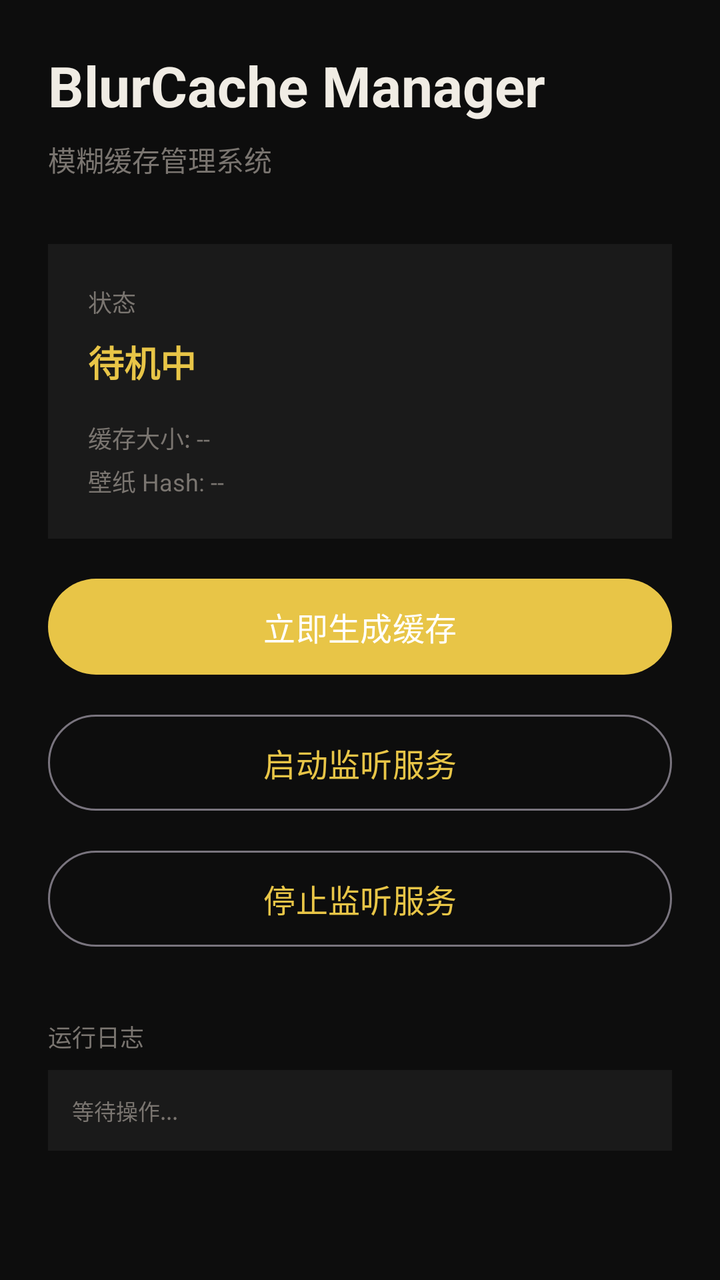
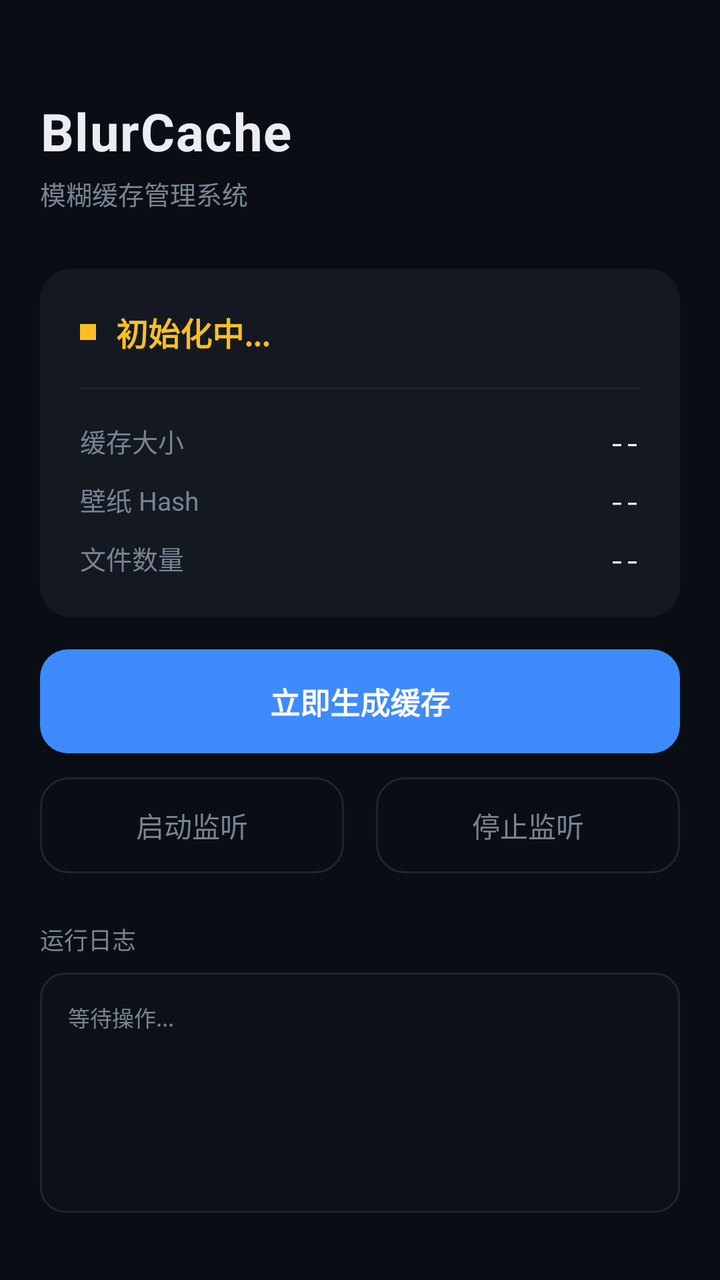

The first picture is an Android layout as it rendered before a commit; the second is the same layout after the commit. The layout source and the unified diff follow.
<!-- AndroidManifest.xml: application theme AppTheme -->
<!-- res/layout/activity_main.xml -->
<?xml version="1.0" encoding="utf-8"?>
<ScrollView xmlns:android="http://schemas.android.com/apk/res/android" android:layout_width="match_parent" android:layout_height="match_parent" android:background="@color/bg_dark" android:padding="24dp">
    <LinearLayout android:layout_width="match_parent" android:layout_height="wrap_content" android:orientation="vertical">
        <TextView android:layout_width="wrap_content" android:layout_height="wrap_content" android:text="BlurCache Manager" android:textSize="28sp" android:textColor="@color/text_primary" android:textStyle="bold" android:layout_marginBottom="8dp" />
        <TextView android:layout_width="wrap_content" android:layout_height="wrap_content" android:text="模糊缓存管理系统" android:textSize="14sp" android:textColor="@color/text_muted" android:layout_marginBottom="32dp" />
        <LinearLayout android:layout_width="match_parent" android:layout_height="wrap_content" android:orientation="vertical" android:background="@color/surface_dark" android:padding="20dp" android:layout_marginBottom="16dp">
            <TextView android:layout_width="wrap_content" android:layout_height="wrap_content" android:text="状态" android:textSize="12sp" android:textColor="@color/text_muted" android:layout_marginBottom="8dp" />
            <TextView android:id="@+id/tv_status" android:layout_width="wrap_content" android:layout_height="wrap_content" android:text="待机中" android:textSize="18sp" android:textColor="@color/accent" android:textStyle="bold" android:layout_marginBottom="16dp" />
            <TextView android:id="@+id/tv_cache_size" android:layout_width="wrap_content" android:layout_height="wrap_content" android:text="缓存大小: --" android:textSize="12sp" android:textColor="@color/text_muted" android:layout_marginBottom="4dp" />
            <TextView android:id="@+id/tv_wallpaper_hash" android:layout_width="wrap_content" android:layout_height="wrap_content" android:text="壁纸 Hash: --" android:textSize="12sp" android:textColor="@color/text_muted" />
        </LinearLayout>
        <com.google.android.material.button.MaterialButton android:id="@+id/btn_generate" android:layout_width="match_parent" android:layout_height="56dp" android:text="立即生成缓存" android:textSize="16sp" android:layout_marginBottom="12dp" />
        <com.google.android.material.button.MaterialButton android:id="@+id/btn_start_service" style="@style/Widget.Material3.Button.OutlinedButton" android:layout_width="match_parent" android:layout_height="56dp" android:text="启动监听服务" android:textSize="16sp" android:layout_marginBottom="12dp" />
        <com.google.android.material.button.MaterialButton android:id="@+id/btn_stop_service" style="@style/Widget.Material3.Button.OutlinedButton" android:layout_width="match_parent" android:layout_height="56dp" android:text="停止监听服务" android:textSize="16sp" android:layout_marginBottom="32dp" />
        <TextView android:layout_width="wrap_content" android:layout_height="wrap_content" android:text="运行日志" android:textSize="12sp" android:textColor="@color/text_muted" android:layout_marginBottom="8dp" />
        <TextView android:id="@+id/tv_log" android:layout_width="match_parent" android:layout_height="wrap_content" android:text="等待操作..." android:textSize="11sp" android:textColor="@color/text_muted" android:fontFamily="monospace" android:lineSpacingExtra="4dp" android:background="@color/surface_dark" android:padding="12dp" />
    </LinearLayout>
</ScrollView>
<!-- resources referenced by this layout -->
<resources>
  <color name="accent">#FFE8C547</color>
  <color name="bg_dark">#FF0D0D0D</color>
  <color name="surface_dark">#FF1A1A1A</color>
  <color name="text_muted">#FF7A7570</color>
  <color name="text_primary">#FFF0ECE4</color>
  <style name="AppTheme" parent="Theme.Material3.DayNight.NoActionBar">
          <item name="colorPrimary">@color/accent</item>
          <item name="android:statusBarColor">@color/bg_dark</item>
          <item name="android:navigationBarColor">@color/bg_dark</item>
      </style>
</resources>

<!-- the commit's change to res/layout/activity_main.xml (unified diff, before → after) -->
@@ -1,18 +1,219 @@
 <?xml version="1.0" encoding="utf-8"?>
-<ScrollView xmlns:android="http://schemas.android.com/apk/res/android" android:layout_width="match_parent" android:layout_height="match_parent" android:background="@color/bg_dark" android:padding="24dp">
-    <LinearLayout android:layout_width="match_parent" android:layout_height="wrap_content" android:orientation="vertical">
-        <TextView android:layout_width="wrap_content" android:layout_height="wrap_content" android:text="BlurCache Manager" android:textSize="28sp" android:textColor="@color/text_primary" android:textStyle="bold" android:layout_marginBottom="8dp" />
-        <TextView android:layout_width="wrap_content" android:layout_height="wrap_content" android:text="模糊缓存管理系统" android:textSize="14sp" android:textColor="@color/text_muted" android:layout_marginBottom="32dp" />
-        <LinearLayout android:layout_width="match_parent" android:layout_height="wrap_content" android:orientation="vertical" android:background="@color/surface_dark" android:padding="20dp" android:layout_marginBottom="16dp">
-            <TextView android:layout_width="wrap_content" android:layout_height="wrap_content" android:text="状态" android:textSize="12sp" android:textColor="@color/text_muted" android:layout_marginBottom="8dp" />
-            <TextView android:id="@+id/tv_status" android:layout_width="wrap_content" android:layout_height="wrap_content" android:text="待机中" android:textSize="18sp" android:textColor="@color/accent" android:textStyle="bold" android:layout_marginBottom="16dp" />
-            <TextView android:id="@+id/tv_cache_size" android:layout_width="wrap_content" android:layout_height="wrap_content" android:text="缓存大小: --" android:textSize="12sp" android:textColor="@color/text_muted" android:layout_marginBottom="4dp" />
-            <TextView android:id="@+id/tv_wallpaper_hash" android:layout_width="wrap_content" android:layout_height="wrap_content" android:text="壁纸 Hash: --" android:textSize="12sp" android:textColor="@color/text_muted" />
+<ScrollView xmlns:android="http://schemas.android.com/apk/res/android"
+    android:layout_width="match_parent"
+    android:layout_height="match_parent"
+    android:background="@color/bg_primary"
+    android:fillViewport="true"
+    android:overScrollMode="never">
+
+    <LinearLayout
+        android:layout_width="match_parent"
+        android:layout_height="wrap_content"
+        android:orientation="vertical"
+        android:paddingHorizontal="20dp"
+        android:paddingTop="48dp"
+        android:paddingBottom="24dp">
+
+        
+        <TextView
+            android:layout_width="wrap_content"
+            android:layout_height="wrap_content"
+            android:text="BlurCache"
+            android:textSize="26sp"
+            android:textColor="@color/text_primary"
+            android:textStyle="bold"
+            android:letterSpacing="0.02"
+            android:layout_marginBottom="4dp"/>
+
+        <TextView
+            android:layout_width="wrap_content"
+            android:layout_height="wrap_content"
+            android:text="模糊缓存管理系统"
+            android:textSize="13sp"
+            android:textColor="@color/text_secondary"
+            android:layout_marginBottom="28dp"/>
+
+        
+        <LinearLayout
+            android:layout_width="match_parent"
+            android:layout_height="wrap_content"
+            android:orientation="vertical"
+            android:background="@drawable/bg_card"
+            android:padding="20dp"
+            android:layout_marginBottom="16dp">
+
+            
+            <LinearLayout
+                android:layout_width="match_parent"
+                android:layout_height="wrap_content"
+                android:orientation="horizontal"
+                android:gravity="center_vertical"
+                android:layout_marginBottom="16dp">
+
+                <View
+                    android:id="@+id/status_dot"
+                    android:layout_width="8dp"
+                    android:layout_height="8dp"
+                    android:background="@color/status_warning"
+                    android:layout_marginEnd="10dp"/>
+
+                <TextView
+                    android:id="@+id/tv_status"
+                    android:layout_width="0dp"
+                    android:layout_height="wrap_content"
+                    android:layout_weight="1"
+                    android:text="初始化中..."
+                    android:textSize="16sp"
+                    android:textColor="@color/status_warning"
+                    android:textStyle="bold"/>
+            </LinearLayout>
+
+            
+            <View
+                android:layout_width="match_parent"
+                android:layout_height="1dp"
+                android:background="@color/divider"
+                android:layout_marginBottom="16dp"/>
+
+            
+            <LinearLayout
+                android:layout_width="match_parent"
+                android:layout_height="wrap_content"
+                android:orientation="horizontal"
+                android:layout_marginBottom="10dp">
+                <TextView
+                    android:layout_width="0dp"
+                    android:layout_height="wrap_content"
+                    android:layout_weight="1"
+                    android:text="缓存大小"
+                    android:textSize="13sp"
+                    android:textColor="@color/text_secondary"/>
+                <TextView
+                    android:id="@+id/tv_cache_size"
+                    android:layout_width="wrap_content"
+                    android:layout_height="wrap_content"
+                    android:text="--"
+                    android:textSize="13sp"
+                    android:textColor="@color/text_primary"
+                    android:fontFamily="monospace"/>
+            </LinearLayout>
+
+            <LinearLayout
+                android:layout_width="match_parent"
+                android:layout_height="wrap_content"
+                android:orientation="horizontal"
+                android:layout_marginBottom="10dp">
+                <TextView
+                    android:layout_width="0dp"
+                    android:layout_height="wrap_content"
+                    android:layout_weight="1"
+                    android:text="壁纸 Hash"
+                    android:textSize="13sp"
+                    android:textColor="@color/text_secondary"/>
+                <TextView
+                    android:id="@+id/tv_wallpaper_hash"
+                    android:layout_width="wrap_content"
+                    android:layout_height="wrap_content"
+                    android:text="--"
+                    android:textSize="13sp"
+                    android:textColor="@color/text_primary"
+                    android:fontFamily="monospace"/>
+            </LinearLayout>
+
+            <LinearLayout
+                android:layout_width="match_parent"
+                android:layout_height="wrap_content"
+                android:orientation="horizontal">
+                <TextView
+                    android:layout_width="0dp"
+                    android:layout_height="wrap_content"
+                    android:layout_weight="1"
+                    android:text="文件数量"
+                    android:textSize="13sp"
+                    android:textColor="@color/text_secondary"/>
+                <TextView
+                    android:id="@+id/tv_file_count"
+                    android:layout_width="wrap_content"
+                    android:layout_height="wrap_content"
+                    android:text="--"
+                    android:textSize="13sp"
+                    android:textColor="@color/text_primary"
+                    android:fontFamily="monospace"/>
+            </LinearLayout>
         </LinearLayout>
-        <com.google.android.material.button.MaterialButton android:id="@+id/btn_generate" android:layout_width="match_parent" android:layout_height="56dp" android:text="立即生成缓存" android:textSize="16sp" android:layout_marginBottom="12dp" />
-        <com.google.android.material.button.MaterialButton android:id="@+id/btn_start_service" style="@style/Widget.Material3.Button.OutlinedButton" android:layout_width="match_parent" android:layout_height="56dp" android:text="启动监听服务" android:textSize="16sp" android:layout_marginBottom="12dp" />
-        <com.google.android.material.button.MaterialButton android:id="@+id/btn_stop_service" style="@style/Widget.Material3.Button.OutlinedButton" android:layout_width="match_parent" android:layout_height="56dp" android:text="停止监听服务" android:textSize="16sp" android:layout_marginBottom="32dp" />
-        <TextView android:layout_width="wrap_content" android:layout_height="wrap_content" android:text="运行日志" android:textSize="12sp" android:textColor="@color/text_muted" android:layout_marginBottom="8dp" />
-        <TextView android:id="@+id/tv_log" android:layout_width="match_parent" android:layout_height="wrap_content" android:text="等待操作..." android:textSize="11sp" android:textColor="@color/text_muted" android:fontFamily="monospace" android:lineSpacingExtra="4dp" android:background="@color/surface_dark" android:padding="12dp" />
+
+        
+        <TextView
+            android:id="@+id/btn_generate"
+            android:layout_width="match_parent"
+            android:layout_height="52dp"
+            android:background="@drawable/bg_button_primary"
+            android:gravity="center"
+            android:text="立即生成缓存"
+            android:textSize="15sp"
+            android:textColor="#FFFFFFFF"
+            android:textStyle="bold"
+            android:clickable="true"
+            android:focusable="true"
+            android:layout_marginBottom="12dp"/>
+
+        
+        <LinearLayout
+            android:layout_width="match_parent"
+            android:layout_height="wrap_content"
+            android:orientation="horizontal"
+            android:layout_marginBottom="24dp">
+
+            <TextView
+                android:id="@+id/btn_start_service"
+                android:layout_width="0dp"
+                android:layout_height="48dp"
+                android:layout_weight="1"
+                android:background="@drawable/bg_button_outline"
+                android:gravity="center"
+                android:text="启动监听"
+                android:textSize="14sp"
+                android:textColor="@color/text_secondary"
+                android:clickable="true"
+                android:focusable="true"
+                android:layout_marginEnd="8dp"/>
+
+            <TextView
+                android:id="@+id/btn_stop_service"
+                android:layout_width="0dp"
+                android:layout_height="48dp"
+                android:layout_weight="1"
+                android:background="@drawable/bg_button_outline"
+                android:gravity="center"
+                android:text="停止监听"
+                android:textSize="14sp"
+                android:textColor="@color/text_secondary"
+                android:clickable="true"
+                android:focusable="true"
+                android:layout_marginStart="8dp"/>
+        </LinearLayout>
+
+        
+        <TextView
+            android:layout_width="wrap_content"
+            android:layout_height="wrap_content"
+            android:text="运行日志"
+            android:textSize="12sp"
+            android:textColor="@color/text_secondary"
+            android:layout_marginBottom="8dp"/>
+
+        <TextView
+            android:id="@+id/tv_log"
+            android:layout_width="match_parent"
+            android:layout_height="wrap_content"
+            android:minHeight="120dp"
+            android:background="@drawable/bg_log"
+            android:padding="14dp"
+            android:text="等待操作..."
+            android:textSize="11sp"
+            android:textColor="@color/text_secondary"
+            android:fontFamily="monospace"
+            android:lineSpacingExtra="3dp"/>
+
     </LinearLayout>
 </ScrollView>
<!-- resource entries referenced after the edit -->
@@ -1,14 +1,52 @@
 <!-- resources referenced by this layout -->
 <resources>
-  <color name="accent">#FFE8C547</color>
-  <color name="bg_dark">#FF0D0D0D</color>
-  <color name="surface_dark">#FF1A1A1A</color>
-  <color name="text_muted">#FF7A7570</color>
-  <color name="text_primary">#FFF0ECE4</color>
+  <color name="bg_primary">#FF0A0E14</color>
+  <color name="divider">#FF1E2530</color>
+  <color name="status_warning">#FFFBBF24</color>
+  <color name="text_primary">#FFEAEEF3</color>
+  <color name="text_secondary">#FF788494</color>
+  <!-- drawable bg_button_outline (drawable) -->
+  <?xml version="1.0" encoding="utf-8"?>
+  <ripple xmlns:android="http://schemas.android.com/apk/res/android" android:color="#22FFFFFF">
+      <item>
+          <shape>
+              <stroke android:width="1dp" android:color="@color/divider"/>
+              <solid android:color="#00000000"/>
+              <corners android:radius="14dp"/>
+          </shape>
+      </item>
+  </ripple>
+  <!-- drawable bg_button_primary (drawable) -->
+  <?xml version="1.0" encoding="utf-8"?>
+  <ripple xmlns:android="http://schemas.android.com/apk/res/android" android:color="#33FFFFFF">
+      <item>
+          <shape>
+              <solid android:color="@color/accent_blue"/>
+              <corners android:radius="14dp"/>
+          </shape>
+      </item>
+  </ripple>
+  <!-- drawable bg_card (drawable) -->
+  <?xml version="1.0" encoding="utf-8"?>
+  <shape xmlns:android="http://schemas.android.com/apk/res/android">
+      <solid android:color="@color/bg_surface"/>
+      <corners android:radius="16dp"/>
+  </shape>
+  <!-- drawable bg_log (drawable) -->
+  <?xml version="1.0" encoding="utf-8"?>
+  <shape xmlns:android="http://schemas.android.com/apk/res/android">
+      <solid android:color="#FF0D1117"/>
+      <corners android:radius="12dp"/>
+      <stroke android:width="1dp" android:color="@color/divider"/>
+  </shape>
   <style name="AppTheme" parent="Theme.Material3.DayNight.NoActionBar">
-          <item name="colorPrimary">@color/accent</item>
-          <item name="android:statusBarColor">@color/bg_dark</item>
-          <item name="android:navigationBarColor">@color/bg_dark</item>
+          <item name="colorPrimary">@color/accent_blue</item>
+          <item name="android:statusBarColor">@color/bg_primary</item>
+          <item name="android:navigationBarColor">@color/bg_primary</item>
+          <item name="android:windowBackground">@color/bg_primary</item>
+          <item name="android:windowLightStatusBar">false</item>
       </style>
+  <color name="accent_blue">#FF3D8BFF</color>
+  <color name="bg_surface">#FF141921</color>
 </resources>
 
